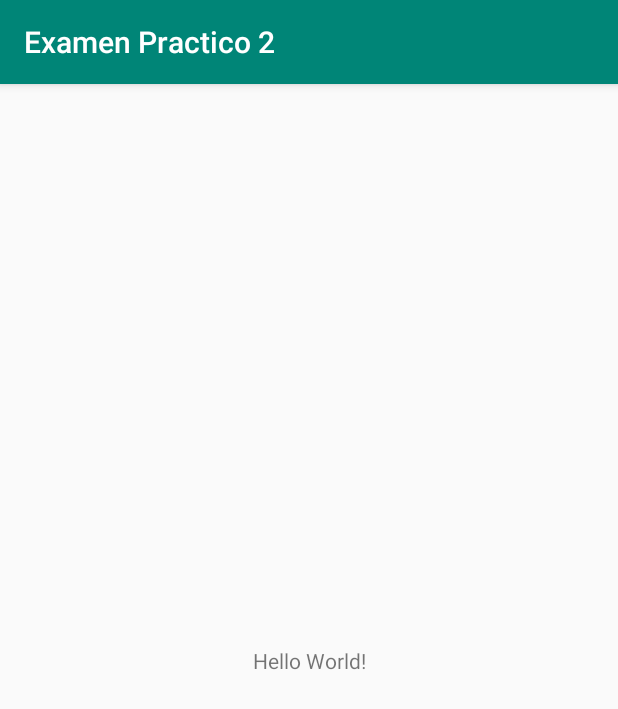
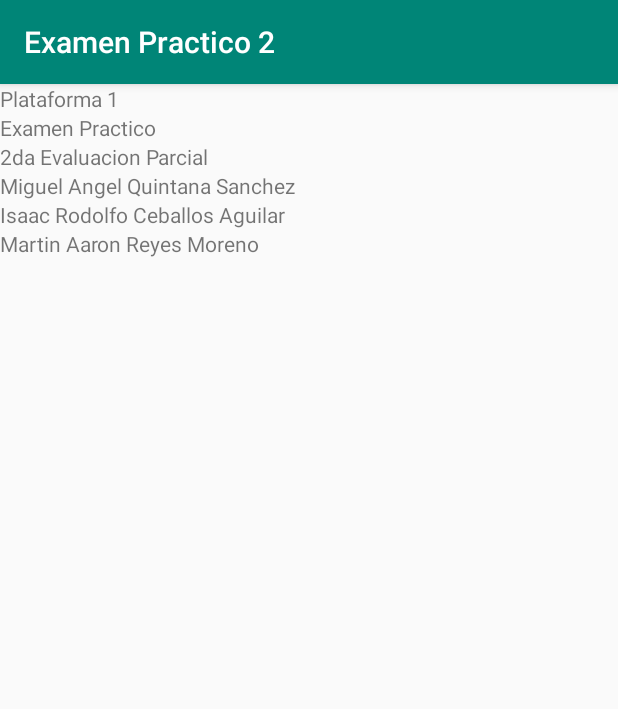
Before and after one commit to 22mike22/ExamenPractico2, an Android app: the screen it shows after launch (MainActivity), on a phone screen of 412 x 824 dp. Shown: the top 709 px of the screen. Run offline under Robolectric (Android 15) with nearby library versions, the light colour scheme and no system bars.

Commit message:
Nuestros nombres

```diff
--- a/app/src/main/res/layout/activity_main.xml
+++ b/app/src/main/res/layout/activity_main.xml
@@ -1,18 +1,45 @@
 <?xml version="1.0" encoding="utf-8"?>
-<androidx.constraintlayout.widget.ConstraintLayout xmlns:android="http://schemas.android.com/apk/res/android"
+<LinearLayout xmlns:android="http://schemas.android.com/apk/res/android"
     xmlns:app="http://schemas.android.com/apk/res-auto"
     xmlns:tools="http://schemas.android.com/tools"
     android:layout_width="match_parent"
+    android:orientation="vertical"
     android:layout_height="match_parent"
-    tools:context=".MainActivity">
+    tools:context=".MainActivity" >
 
     <TextView
-        android:layout_width="wrap_content"
+        android:id="@+id/textView"
+        android:layout_width="match_parent"
         android:layout_height="wrap_content"
-        android:text="Hello World!"
-        app:layout_constraintBottom_toBottomOf="parent"
-        app:layout_constraintLeft_toLeftOf="parent"
-        app:layout_constraintRight_toRightOf="parent"
-        app:layout_constraintTop_toTopOf="parent" />
+        android:text="Plataforma 1" />
 
-</androidx.constraintlayout.widget.ConstraintLayout>
+    <TextView
+        android:id="@+id/textView2"
+        android:layout_width="match_parent"
+        android:layout_height="wrap_content"
+        android:text="Examen Practico" />
+
+    <TextView
+        android:id="@+id/textView3"
+        android:layout_width="match_parent"
+        android:layout_height="wrap_content"
+        android:text="2da Evaluacion Parcial" />
+
+    <TextView
+        android:id="@+id/textView4"
+        android:layout_width="match_parent"
+        android:layout_height="wrap_content"
+        android:text="Miguel Angel Quintana Sanchez" />
+
+    <TextView
+        android:id="@+id/textView5"
+        android:layout_width="match_parent"
+        android:layout_height="wrap_content"
+        android:text="Isaac Rodolfo Ceballos Aguilar" />
+
+    <TextView
+        android:id="@+id/textView6"
+        android:layout_width="match_parent"
+        android:layout_height="wrap_content"
+        android:text="Martin Aaron Reyes Moreno" />
+</LinearLayout>
```
